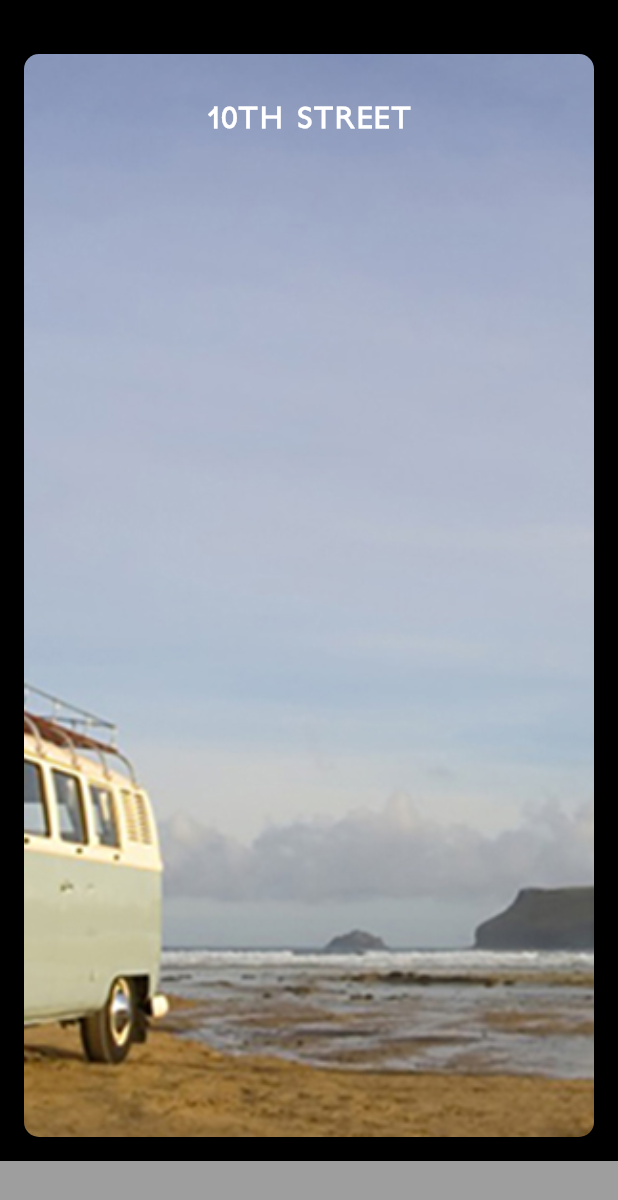
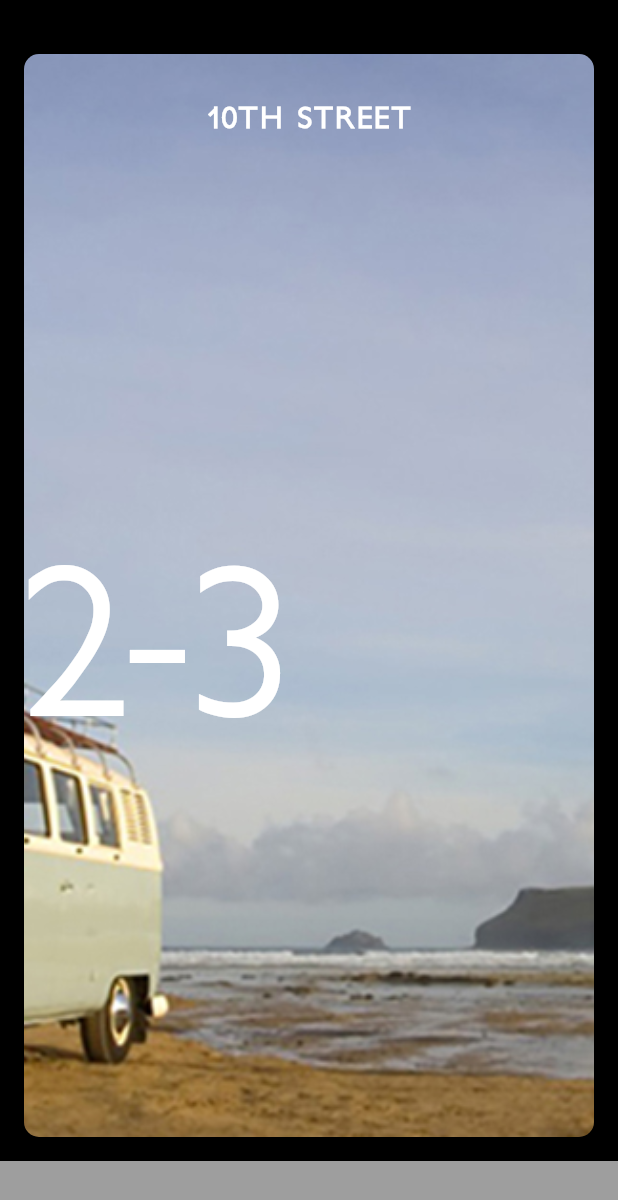
Before and after one commit to craigfisk/Flipper_Flutter_Carousel, a Flutter app: the screen it shows after launch, on a phone screen of 412 x 824 dp. Shown: the top 1200 px of the screen. Run offline on Flutter 3.47's test engine with Material 2 defaults, Android fonts, the phone set to English and light mode, and no system bars.

Commit message:
Added big text.

```diff
--- a/lib/main.dart
+++ b/lib/main.dart
@@ -95,6 +95,21 @@ class Card extends StatelessWidget {
                 ),
               ),
             ),
+            new Expanded(child: new Container()),
+            new Row(
+              children: <Widget>[
+                new Text(
+                  '2-3',
+                  style: new TextStyle(
+                    color: Colors.white,
+                    fontSize: 140.0,
+                    fontFamily: 'petita',
+                    letterSpacing: -5.0,
+                  ),
+                ),
+              ],
+            ),
+            new Expanded(child: new Container()),
           ],
         ),
       ],
```
